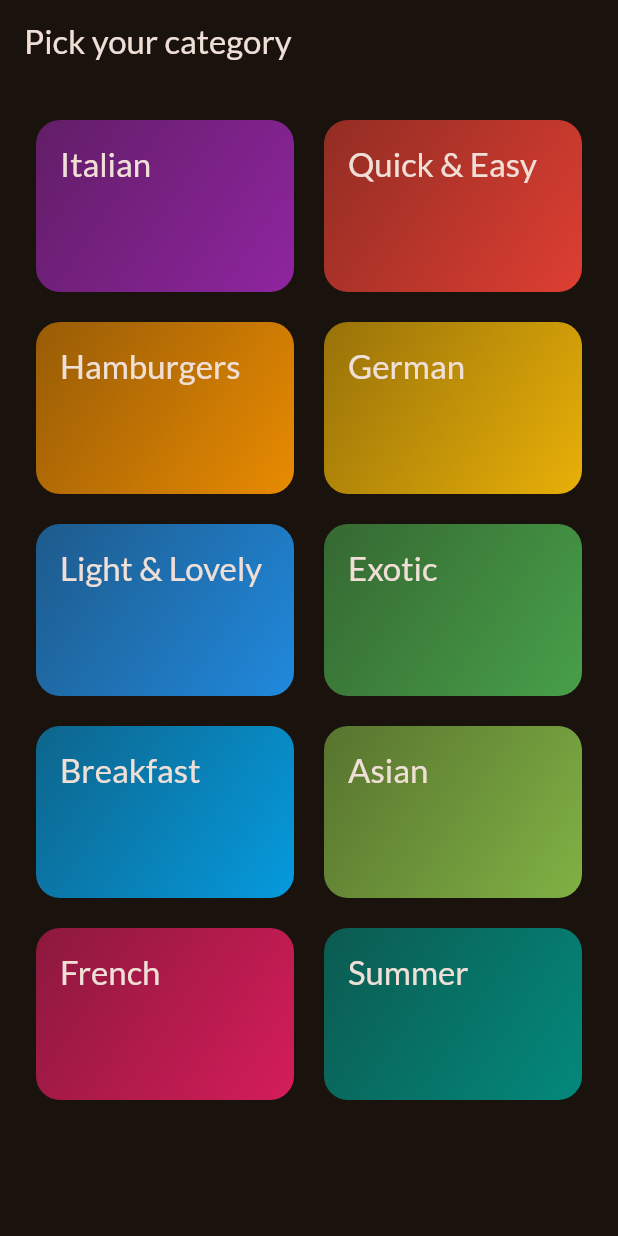
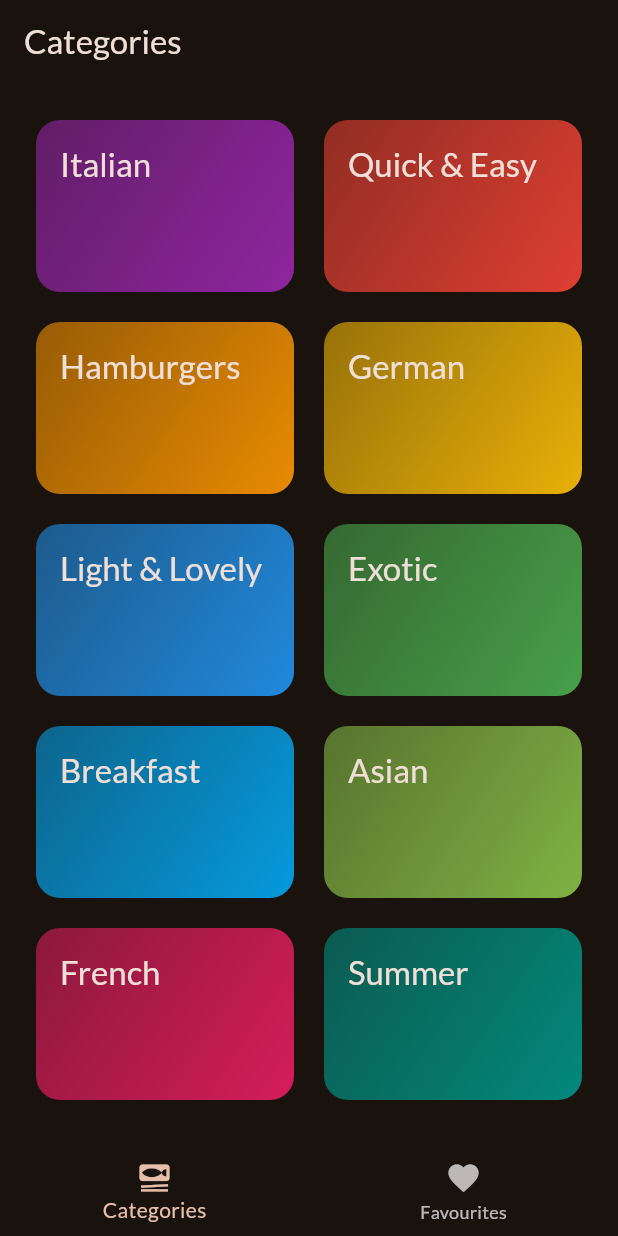
Before and after one commit to Bolutife-6978/Meals-app, a Flutter app: the screen it shows after launch, on a phone screen of 412 x 824 dp. Run offline on Flutter 3.47's test engine with Material 2 defaults, Android fonts, the phone set to English and light mode, and no system bars; our stand-ins replace google_fonts, transparent_image.

```diff
--- a/lib/main.dart
+++ b/lib/main.dart
@@ -1,7 +1,6 @@
 import 'package:flutter/material.dart';
-
 import 'package:google_fonts/google_fonts.dart';
-import 'package:meals_app/screens/categories.dart';
+import 'package:meals_app/screens/tabs.dart';
 
 final theme = ThemeData(
   useMaterial3: true,
@@ -23,7 +22,7 @@ class App extends StatelessWidget {
   Widget build(BuildContext context) {
     return MaterialApp(
       theme: theme,
-      home: const CategoriesScreen(),
+      home: const TabsScreen(),
     );
   }
 }
--- a/lib/screens/categories.dart
+++ b/lib/screens/categories.dart
@@ -22,11 +22,7 @@ class CategoriesScreen extends StatelessWidget {
 
   @override
   Widget build(BuildContext context) {
-    return Scaffold(
-      appBar: AppBar(
-        title: const Text('Pick your category'),
-      ),
-      body: GridView(
+    return GridView(
       padding: const EdgeInsets.all(24),
       gridDelegate: const SliverGridDelegateWithFixedCrossAxisCount(
           crossAxisCount: 2,
@@ -42,7 +38,6 @@ class CategoriesScreen extends StatelessWidget {
             },
           )
       ],
-      ),
     );
   }
 }
--- /dev/null
+++ b/lib/screens/tabs.dart
@@ -0,0 +1,60 @@
+import 'package:flutter/material.dart';
+import 'package:meals_app/screens/categories.dart';
+import 'package:meals_app/screens/meals.dart';
+import '../models/meal.dart';
+
+class TabsScreen extends StatefulWidget {
+  const TabsScreen({super.key});
+
+  @override
+  State<TabsScreen> createState() {
+    return _TabsScreen();
+  }
+}
+
+class _TabsScreen extends State<TabsScreen> {
+  int _selectedPageIndex = 0;
+  final List<Meal> _favouriteMeals = [];
+
+  void _toggleMealFavoriteStatus(Meal meal) {
+    final isExisting = _favouriteMeals.contains(meal);
+
+    if (isExisting) {
+      _favouriteMeals.remove(meal);
+    } else {
+      _favouriteMeals.add(meal);
+    }
+  }
+
+  void _selectPage(int index) {
+    setState(() {
+      _selectedPageIndex = index;
+    });
+  }
+
+  @override
+  Widget build(BuildContext context) {
+    Widget activePage = const CategoriesScreen();
+    var activePageTitle = 'Categories';
+    if (_selectedPageIndex == 1) {
+      activePage = MealsScreen(meals: []);
+      activePageTitle = 'Your Favourites';
+    }
+    return Scaffold(
+      appBar: AppBar(
+        title: Text(activePageTitle),
+      ),
+      body: activePage,
+      bottomNavigationBar: BottomNavigationBar(
+        currentIndex: _selectedPageIndex,
+        items: const [
+          BottomNavigationBarItem(
+              icon: Icon(Icons.set_meal), label: 'Categories'),
+          BottomNavigationBarItem(
+              icon: Icon(Icons.favorite), label: 'Favourites'),
+        ],
+        onTap: _selectPage,
+      ),
+    );
+  }
+}
```
Also changed, not shown: lib/screens/meal_detail_screen.dart (deleted, +0 -19 lines), lib/screens/meal_details.dart (added, +74 -0 lines), lib/screens/meals.dart (+22 -10 lines), lib/widgets/meal_item.dart (+6 -9 lines). Lines whose indentation alone changed are shown as unchanged.
